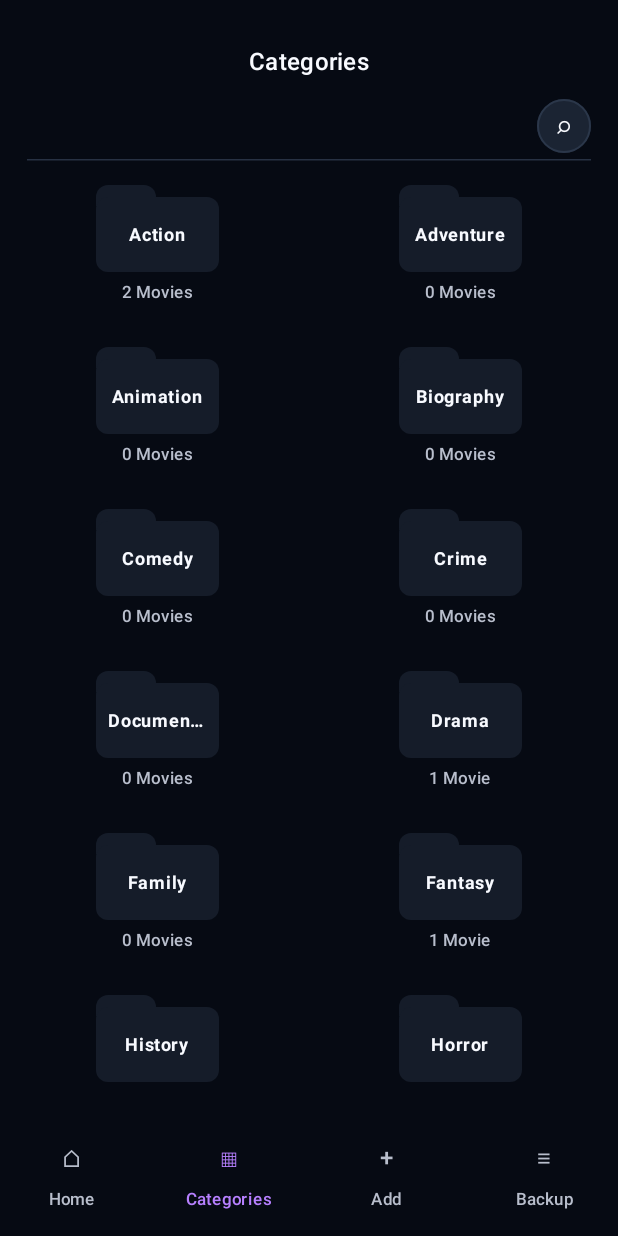
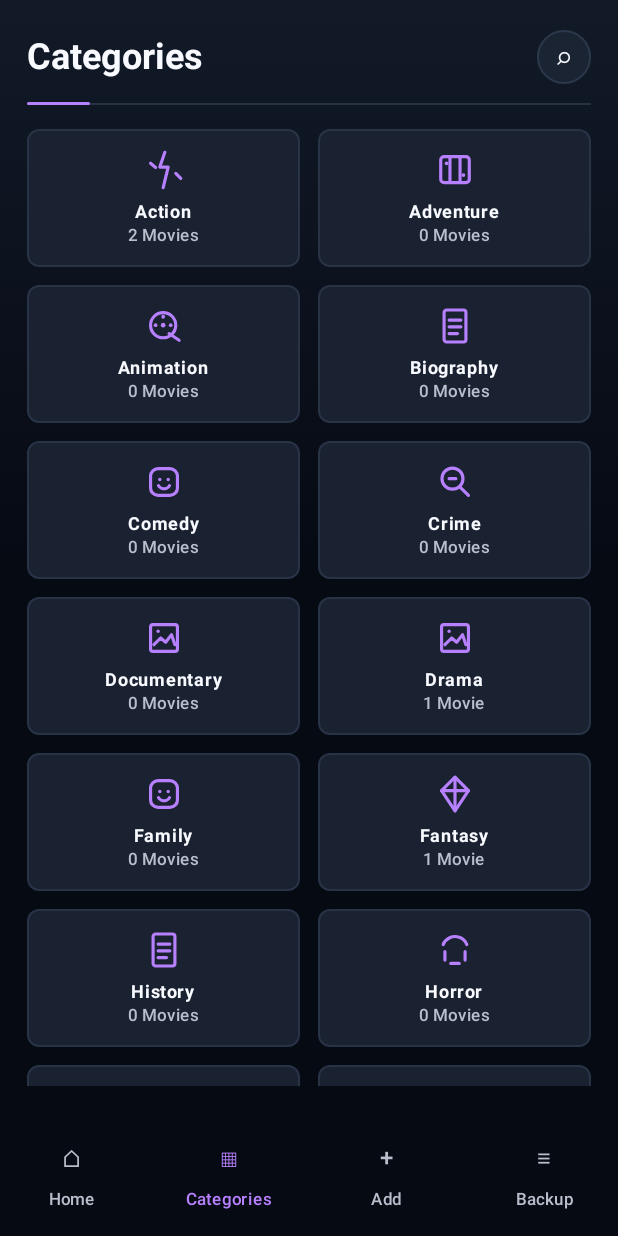
Before and after one commit to Paul1708/MovieMate, an Android app built with Jetpack Compose: the categories screen opened through its navigation route, on a phone screen of 412 x 824 dp. Run offline under Robolectric (Android 15) with nearby library versions, the phone set to English and light mode, and no system bars.

Commit message:
Modernize categories screen UI

```diff
--- a/composeApp/src/main/kotlin/de/fh/erfurt/moviemate/presentation/movies/categories/CategoriesScreen.kt
+++ b/composeApp/src/main/kotlin/de/fh/erfurt/moviemate/presentation/movies/categories/CategoriesScreen.kt
@@ -1,10 +1,12 @@
 package de.fh.erfurt.moviemate.presentation.movies.categories
 
 import androidx.compose.foundation.background
+import androidx.compose.foundation.border
 import androidx.compose.foundation.clickable
 import androidx.compose.foundation.layout.Arrangement
 import androidx.compose.foundation.layout.Box
 import androidx.compose.foundation.layout.Column
+import androidx.compose.foundation.layout.PaddingValues
 import androidx.compose.foundation.layout.Row
 import androidx.compose.foundation.layout.Spacer
 import androidx.compose.foundation.layout.fillMaxSize
@@ -12,6 +14,7 @@ import androidx.compose.foundation.layout.fillMaxWidth
 import androidx.compose.foundation.layout.height
 import androidx.compose.foundation.layout.padding
 import androidx.compose.foundation.layout.size
+import androidx.compose.foundation.layout.width
 import androidx.compose.foundation.lazy.grid.GridCells
 import androidx.compose.foundation.lazy.grid.LazyVerticalGrid
 import androidx.compose.foundation.lazy.grid.items
@@ -27,49 +30,38 @@ import androidx.compose.ui.semantics.semantics
 import androidx.compose.ui.text.font.FontWeight
 import androidx.compose.ui.text.style.TextOverflow
 import androidx.compose.ui.tooling.preview.Preview
-import de.fh.erfurt.moviemate.presentation.theme.MovieMateColors
+import androidx.compose.ui.unit.dp
+import de.fh.erfurt.moviemate.presentation.components.MovieMateScreenBackground
 import de.fh.erfurt.moviemate.presentation.components.ScreenEmptyState
 import de.fh.erfurt.moviemate.presentation.components.ScreenErrorState
-import de.fh.erfurt.moviemate.presentation.components.ScreenHeader
 import de.fh.erfurt.moviemate.presentation.components.ScreenHeaderDefaults
 import de.fh.erfurt.moviemate.presentation.components.ScreenLoadingState
 import de.fh.erfurt.moviemate.presentation.components.SearchField
 import de.fh.erfurt.moviemate.presentation.components.TopBarIconButton
 import de.fh.erfurt.moviemate.presentation.preview.previewCategoriesUiState
+import de.fh.erfurt.moviemate.presentation.theme.MovieMateColors
 import de.fh.erfurt.moviemate.presentation.theme.MovieMateIcons
 import de.fh.erfurt.moviemate.presentation.theme.MovieMateShapes
 import de.fh.erfurt.moviemate.presentation.theme.MovieMateSpacing
 
-/**
- * Sichtbare Oberfläche des Kategorie-Screens.
- *
- * Der Screen zeigt Kategorien als Grid im Stil des Mockups. Er nutzt denselben
- * State/Action-Ansatz wie der Homescreen und ist dadurch später leicht an echte
- * Daten oder Navigation anzuschließen.
- */
 @Composable
 fun CategoriesScreen(
     state: CategoriesUiState,
     onAction: (CategoriesUiAction) -> Unit,
     modifier: Modifier = Modifier
 ) {
+    MovieMateScreenBackground(modifier = modifier) {
         Column(
-        modifier = modifier
+            modifier = Modifier
                 .fillMaxSize()
-            .background(MovieMateColors.ScreenBackground)
                 .padding(
                     horizontal = ScreenHeaderDefaults.HorizontalPadding,
                     vertical = ScreenHeaderDefaults.VerticalPadding
                 ),
             horizontalAlignment = Alignment.CenterHorizontally
         ) {
-        ScreenHeader(
-            title = "Categories",
-            topBar = {
             CategoriesTopBar(
                 onSearchClicked = { onAction(CategoriesUiAction.SearchClicked) }
-                )
-            }
             )
 
             if (state.isSearchVisible) {
@@ -99,20 +91,24 @@ fun CategoriesScreen(
             }
         }
     }
+}
 
-/**
- * Topbar des Kategorie-Screens mit Suchaktion.
- */
 @Composable
 private fun CategoriesTopBar(
     onSearchClicked: () -> Unit
 ) {
+    Column(modifier = Modifier.fillMaxWidth()) {
         Row(
             modifier = Modifier.fillMaxWidth(),
             horizontalArrangement = Arrangement.SpaceBetween,
             verticalAlignment = Alignment.CenterVertically
         ) {
-        Spacer(modifier = Modifier.weight(1f))
+            Text(
+                text = "Categories",
+                style = MaterialTheme.typography.headlineSmall,
+                color = MovieMateColors.PrimaryText,
+                fontWeight = FontWeight.Bold
+            )
 
             TopBarIconButton(
                 text = MovieMateIcons.search,
@@ -120,14 +116,31 @@ private fun CategoriesTopBar(
                 onClick = onSearchClicked
             )
         }
+
+        Box(
+            modifier = Modifier
+                .padding(top = MovieMateSpacing.titleSpacing)
+                .fillMaxWidth()
+                .height(MovieMateSpacing.categoryHeaderIndicatorHeight)
+        ) {
+            Box(
+                modifier = Modifier
+                    .fillMaxWidth()
+                    .height(MovieMateSpacing.categoryHeaderDividerHeight)
+                    .align(Alignment.BottomStart)
+                    .background(MovieMateColors.Divider)
+            )
+            Box(
+                modifier = Modifier
+                    .width(MovieMateSpacing.categoryHeaderIndicatorWidth)
+                    .height(MovieMateSpacing.categoryHeaderIndicatorHeight)
+                    .clip(RoundedCornerShape(MovieMateSpacing.categoryHeaderIndicatorHeight))
+                    .background(MovieMateColors.AccentLight)
+            )
+        }
+    }
 }
 
-/**
- * Grid für die Kategorie-Karten.
- *
- * Zwei Spalten entsprechen dem Mockup und funktionieren gut auf kleinen
- * Smartphone-Bildschirmen.
- */
 @Composable
 private fun CategoriesGrid(
     categories: List<CategoryUiModel>,
@@ -137,10 +150,11 @@ private fun CategoriesGrid(
         columns = GridCells.Fixed(2),
         verticalArrangement = Arrangement.spacedBy(MovieMateSpacing.categoryGridSpacing),
         horizontalArrangement = Arrangement.spacedBy(MovieMateSpacing.categoryGridSpacing),
+        contentPadding = PaddingValues(bottom = 92.dp),
         modifier = Modifier.fillMaxSize()
     ) {
         items(categories, key = { it.type.name }) { category ->
-            CategoryFolderCard(
+            CategoryTile(
                 category = category,
                 onClick = { onCategoryClicked(category) }
             )
@@ -148,78 +162,56 @@ private fun CategoriesGrid(
     }
 }
 
-/**
- * Einzelne Kategorie-Karte im Folder-Stil.
- *
- * Der Aufbau imitiert die schwarzen Ordner aus dem Mockup, bleibt aber komplett
- * in Compose gezeichnet und braucht keine externen Bilddateien.
- */
 @Composable
-private fun CategoryFolderCard(
+private fun CategoryTile(
     category: CategoryUiModel,
     onClick: () -> Unit
 ) {
+    val shape = RoundedCornerShape(MovieMateShapes.folderRadius)
+
     Column(
         modifier = Modifier
             .fillMaxWidth()
+            .height(MovieMateSpacing.categoryTileHeight)
+            .clip(shape)
+            .background(MovieMateColors.CardBackgroundElevated)
+            .border(
+                width = MovieMateSpacing.dividerThickness,
+                color = MovieMateColors.CardBorder,
+                shape = shape
+            )
             .semantics { contentDescription = "Category ${category.label}" }
-            .clickable(onClick = onClick),
-        horizontalAlignment = Alignment.CenterHorizontally
+            .clickable(onClick = onClick)
+            .padding(MovieMateSpacing.categoryTilePadding),
+        horizontalAlignment = Alignment.CenterHorizontally,
+        verticalArrangement = Arrangement.Center
     ) {
-        Box(
-            modifier = Modifier.size(
-                width = MovieMateSpacing.categoryFolderWidth,
-                height = MovieMateSpacing.categoryFolderHeight
+        CategoryGenreIcon(
+            type = category.type,
+            modifier = Modifier.size(MovieMateSpacing.categoryIconSize)
         )
-        ) {
-            Box(
-                modifier = Modifier
-                    .size(
-                        width = MovieMateSpacing.categoryFolderTabWidth,
-                        height = MovieMateSpacing.categoryFolderTabHeight
-                    )
-                    .clip(
-                        RoundedCornerShape(
-                            topStart = MovieMateShapes.folderRadius,
-                            topEnd = MovieMateShapes.folderRadius
-                        )
-                    )
-                    .background(MovieMateColors.FolderBackground)
-            )
-            Box(
-                modifier = Modifier
-                    .padding(top = MovieMateSpacing.categoryFolderTabOffset)
-                    .fillMaxSize()
-                    .clip(RoundedCornerShape(MovieMateShapes.folderRadius))
-                    .background(MovieMateColors.FolderBackground),
-                contentAlignment = Alignment.Center
-            ) {
+
+        Spacer(modifier = Modifier.height(MovieMateSpacing.categoryIconBottomSpacing))
+
         Text(
             text = category.label,
             style = MaterialTheme.typography.labelMedium,
-                    color = MovieMateColors.FolderText,
+            color = MovieMateColors.PrimaryText,
             fontWeight = FontWeight.Bold,
             maxLines = 1,
-                    overflow = TextOverflow.Ellipsis,
-                    modifier = Modifier.padding(horizontal = MovieMateSpacing.categoryFolderLabelPadding)
+            overflow = TextOverflow.Ellipsis
+        )
+
+        Text(
+            text = category.movieCountText ?: "0 Movies",
+            style = MaterialTheme.typography.labelSmall,
+            color = MovieMateColors.SecondaryText,
+            maxLines = 1,
+            overflow = TextOverflow.Ellipsis
         )
     }
 }
 
-        if (category.movieCountText != null) {
-            Text(
-                text = category.movieCountText,
-                style = MaterialTheme.typography.labelSmall,
-                color = MovieMateColors.SecondaryText,
-                modifier = Modifier.padding(top = MovieMateSpacing.categoryCountTopPadding)
-            )
-        }
-    }
-}
-
-/**
- * Preview der Kategorieübersicht mit Beispieldaten.
- */
 @Preview
 @Composable
 private fun CategoriesScreenPreview() {
@@ -229,9 +221,6 @@ private fun CategoriesScreenPreview() {
     )
 }
 
-/**
- * Preview der Kategorieübersicht ohne Treffer.
- */
 @Preview
 @Composable
 private fun CategoriesScreenEmptyPreview() {
--- /dev/null
+++ b/composeApp/src/main/kotlin/de/fh/erfurt/moviemate/presentation/movies/categories/CategoryGenreIcon.kt
@@ -0,0 +1,314 @@
+package de.fh.erfurt.moviemate.presentation.movies.categories
+
+import androidx.compose.foundation.Canvas
+import androidx.compose.runtime.Composable
+import androidx.compose.ui.Modifier
+import androidx.compose.ui.geometry.CornerRadius
+import androidx.compose.ui.geometry.Offset
+import androidx.compose.ui.geometry.Size
+import androidx.compose.ui.graphics.Color
+import androidx.compose.ui.graphics.Path
+import androidx.compose.ui.graphics.StrokeCap
+import androidx.compose.ui.graphics.StrokeJoin
+import androidx.compose.ui.graphics.drawscope.DrawScope
+import androidx.compose.ui.graphics.drawscope.Stroke
+import de.fh.erfurt.moviemate.movies.domain.model.category.CategoryType
+import de.fh.erfurt.moviemate.presentation.theme.MovieMateColors
+
+@Composable
+internal fun CategoryGenreIcon(
+    type: CategoryType,
+    modifier: Modifier = Modifier
+) {
+    Canvas(modifier = modifier) {
+        val color = MovieMateColors.AccentLight
+        val stroke = Stroke(
+            width = size.minDimension * 0.075f,
+            cap = StrokeCap.Round,
+            join = StrokeJoin.Round
+        )
+
+        when (type.categoryIconStyle()) {
+            CategoryIconStyle.Spark -> drawSparkIcon(color = color, stroke = stroke)
+            CategoryIconStyle.Map -> drawMapIcon(color = color, stroke = stroke)
+            CategoryIconStyle.Reel -> drawReelIcon(color = color, stroke = stroke)
+            CategoryIconStyle.Document -> drawDocumentIcon(color = color, stroke = stroke)
+            CategoryIconStyle.Smile -> drawSmileIcon(color = color, stroke = stroke)
+            CategoryIconStyle.Lens -> drawLensIcon(color = color, stroke = stroke)
+            CategoryIconStyle.Frame -> drawFrameIcon(color = color, stroke = stroke)
+            CategoryIconStyle.Crystal -> drawCrystalIcon(color = color, stroke = stroke)
+            CategoryIconStyle.Orbit -> drawOrbitIcon(color = color, stroke = stroke)
+            CategoryIconStyle.Arc -> drawArcIcon(color = color, stroke = stroke)
+            CategoryIconStyle.Grid -> drawGridIcon(color = color, stroke = stroke)
+        }
+    }
+}
+
+private enum class CategoryIconStyle {
+    Spark,
+    Map,
+    Reel,
+    Document,
+    Smile,
+    Lens,
+    Frame,
+    Crystal,
+    Orbit,
+    Arc,
+    Grid
+}
+
+private fun CategoryType.categoryIconStyle(): CategoryIconStyle {
+    return when (this) {
+        CategoryType.ACTION -> CategoryIconStyle.Spark
+        CategoryType.ADVENTURE -> CategoryIconStyle.Map
+        CategoryType.FANTASY -> CategoryIconStyle.Crystal
+        CategoryType.ANIMATION -> CategoryIconStyle.Reel
+        CategoryType.BIOGRAPHY -> CategoryIconStyle.Document
+        CategoryType.COMEDY -> CategoryIconStyle.Smile
+        CategoryType.CRIME -> CategoryIconStyle.Lens
+        CategoryType.DOCUMENTARY -> CategoryIconStyle.Frame
+        CategoryType.DRAMA -> CategoryIconStyle.Frame
+        CategoryType.FAMILY -> CategoryIconStyle.Smile
+        CategoryType.HISTORY -> CategoryIconStyle.Document
+        CategoryType.HORROR -> CategoryIconStyle.Arc
+        CategoryType.MYSTERY -> CategoryIconStyle.Lens
+        CategoryType.ROMANCE -> CategoryIconStyle.Spark
+        CategoryType.SCI_FI -> CategoryIconStyle.Orbit
+        CategoryType.THRILLER -> CategoryIconStyle.Arc
+        CategoryType.WAR -> CategoryIconStyle.Grid
+        CategoryType.WESTERN -> CategoryIconStyle.Map
+        CategoryType.UNKNOWN -> CategoryIconStyle.Grid
+    }
+}
+
+private fun DrawScope.drawSparkIcon(
+    color: Color,
+    stroke: Stroke
+) {
+    val w = size.width
+    val h = size.height
+    val path = Path().apply {
+        moveTo(w * 0.52f, h * 0.08f)
+        lineTo(w * 0.40f, h * 0.43f)
+        lineTo(w * 0.60f, h * 0.43f)
+        lineTo(w * 0.48f, h * 0.92f)
+    }
+    drawPath(path = path, color = color, style = stroke)
+    drawLine(
+        color = color,
+        start = Offset(w * 0.18f, h * 0.34f),
+        end = Offset(w * 0.30f, h * 0.44f),
+        strokeWidth = stroke.width,
+        cap = StrokeCap.Round
+    )
+    drawLine(
+        color = color,
+        start = Offset(w * 0.78f, h * 0.58f),
+        end = Offset(w * 0.90f, h * 0.70f),
+        strokeWidth = stroke.width,
+        cap = StrokeCap.Round
+    )
+}
+
+private fun DrawScope.drawMapIcon(
+    color: Color,
+    stroke: Stroke
+) {
+    val w = size.width
+    val h = size.height
+    drawRoundRect(
+        color = color,
+        topLeft = Offset(w * 0.16f, h * 0.18f),
+        size = Size(w * 0.68f, h * 0.62f),
+        cornerRadius = CornerRadius(w * 0.08f, h * 0.08f),
+        style = stroke
+    )
+    drawLine(color, Offset(w * 0.38f, h * 0.22f), Offset(w * 0.38f, h * 0.76f), stroke.width, StrokeCap.Round)
+    drawLine(color, Offset(w * 0.62f, h * 0.22f), Offset(w * 0.62f, h * 0.76f), stroke.width, StrokeCap.Round)
+    drawCircle(color = color, radius = w * 0.045f, center = Offset(w * 0.30f, h * 0.34f))
+    drawCircle(color = color, radius = w * 0.045f, center = Offset(w * 0.70f, h * 0.62f))
+}
+
+private fun DrawScope.drawReelIcon(
+    color: Color,
+    stroke: Stroke
+) {
+    val w = size.width
+    val h = size.height
+    val center = Offset(w * 0.48f, h * 0.48f)
+    drawCircle(color = color, radius = w * 0.30f, center = center, style = stroke)
+    drawCircle(color = color, radius = w * 0.055f, center = center)
+    drawCircle(color = color, radius = w * 0.045f, center = Offset(w * 0.48f, h * 0.28f))
+    drawCircle(color = color, radius = w * 0.045f, center = Offset(w * 0.30f, h * 0.48f))
+    drawCircle(color = color, radius = w * 0.045f, center = Offset(w * 0.66f, h * 0.48f))
+    drawLine(color, Offset(w * 0.62f, h * 0.68f), Offset(w * 0.86f, h * 0.84f), stroke.width, StrokeCap.Round)
+}
+
+private fun DrawScope.drawDocumentIcon(
+    color: Color,
+    stroke: Stroke
+) {
+    val w = size.width
+    val h = size.height
+    drawRoundRect(
+        color = color,
+        topLeft = Offset(w * 0.24f, h * 0.12f),
+        size = Size(w * 0.52f, h * 0.76f),
+        cornerRadius = CornerRadius(w * 0.06f, h * 0.06f),
+        style = stroke
+    )
+    drawLine(color, Offset(w * 0.36f, h * 0.36f), Offset(w * 0.64f, h * 0.36f), stroke.width, StrokeCap.Round)
+    drawLine(color, Offset(w * 0.36f, h * 0.52f), Offset(w * 0.64f, h * 0.52f), stroke.width, StrokeCap.Round)
+    drawLine(color, Offset(w * 0.36f, h * 0.68f), Offset(w * 0.56f, h * 0.68f), stroke.width, StrokeCap.Round)
+}
+
+private fun DrawScope.drawSmileIcon(
+    color: Color,
+    stroke: Stroke
+) {
+    val w = size.width
+    val h = size.height
+    drawRoundRect(
+        color = color,
+        topLeft = Offset(w * 0.18f, h * 0.18f),
+        size = Size(w * 0.64f, h * 0.64f),
+        cornerRadius = CornerRadius(w * 0.18f, h * 0.18f),
+        style = stroke
+    )
+    drawCircle(color = color, radius = w * 0.04f, center = Offset(w * 0.40f, h * 0.44f))
+    drawCircle(color = color, radius = w * 0.04f, center = Offset(w * 0.60f, h * 0.44f))
+    drawArc(
+        color = color,
+        startAngle = 20f,
+        sweepAngle = 140f,
+        useCenter = false,
+        topLeft = Offset(w * 0.36f, h * 0.44f),
+        size = Size(w * 0.28f, h * 0.22f),
+        style = stroke
+    )
+}
+
+private fun DrawScope.drawLensIcon(
+    color: Color,
+    stroke: Stroke
+) {
+    val w = size.width
+    val h = size.height
+    drawCircle(
+        color = color,
+        radius = w * 0.25f,
+        center = Offset(w * 0.44f, h * 0.42f),
+        style = stroke
+    )
+    drawLine(color, Offset(w * 0.62f, h * 0.62f), Offset(w * 0.82f, h * 0.82f), stroke.width, StrokeCap.Round)
+    drawLine(color, Offset(w * 0.36f, h * 0.42f), Offset(w * 0.52f, h * 0.42f), stroke.width, StrokeCap.Round)
+}
+
+private fun DrawScope.drawFrameIcon(
+    color: Color,
+    stroke: Stroke
+) {
+    val w = size.width
+    val h = size.height
+    drawRoundRect(
+        color = color,
+        topLeft = Offset(w * 0.18f, h * 0.18f),
+        size = Size(w * 0.64f, h * 0.64f),
+        cornerRadius = CornerRadius(w * 0.06f, h * 0.06f),
+        style = stroke
+    )
+    val path = Path().apply {
+        moveTo(w * 0.26f, h * 0.66f)
+        lineTo(w * 0.42f, h * 0.50f)
+        lineTo(w * 0.54f, h * 0.60f)
+        lineTo(w * 0.68f, h * 0.42f)
+        lineTo(w * 0.76f, h * 0.66f)
+    }
+    drawPath(path = path, color = color, style = stroke)
+    drawCircle(color = color, radius = w * 0.04f, center = Offset(w * 0.36f, h * 0.34f))
+}
+
+private fun DrawScope.drawCrystalIcon(
+    color: Color,
+    stroke: Stroke
+) {
+    val w = size.width
+    val h = size.height
+    val path = Path().apply {
+        moveTo(w * 0.50f, h * 0.10f)
+        lineTo(w * 0.82f, h * 0.42f)
+        lineTo(w * 0.50f, h * 0.90f)
+        lineTo(w * 0.18f, h * 0.42f)
+        close()
+    }
+    drawPath(path = path, color = color, style = stroke)
+    drawLine(color, Offset(w * 0.18f, h * 0.42f), Offset(w * 0.82f, h * 0.42f), stroke.width, StrokeCap.Round)
+    drawLine(color, Offset(w * 0.50f, h * 0.10f), Offset(w * 0.50f, h * 0.90f), stroke.width, StrokeCap.Round)
+}
+
+private fun DrawScope.drawOrbitIcon(
+    color: Color,
+    stroke: Stroke
+) {
+    val w = size.width
+    val h = size.height
+    drawCircle(color = color, radius = w * 0.055f, center = Offset(w * 0.50f, h * 0.50f))
+    drawOval(
+        color = color,
+        topLeft = Offset(w * 0.16f, h * 0.36f),
+        size = Size(w * 0.68f, h * 0.28f),
+        style = stroke
+    )
+    drawOval(
+        color = color,
+        topLeft = Offset(w * 0.36f, h * 0.16f),
+        size = Size(w * 0.28f, h * 0.68f),
+        style = stroke
+    )
+    drawLine(color, Offset(w * 0.24f, h * 0.78f), Offset(w * 0.76f, h * 0.22f), stroke.width, StrokeCap.Round)
+}
+
+private fun DrawScope.drawArcIcon(
+    color: Color,
+    stroke: Stroke
+) {
+    val w = size.width
+    val h = size.height
+    drawArc(
+        color = color,
+        startAngle = 200f,
+        sweepAngle = 140f,
+        useCenter = false,
+        topLeft = Offset(w * 0.20f, h * 0.18f),
+        size = Size(w * 0.60f, h * 0.58f),
+        style = stroke
+    )
+    drawLine(color, Offset(w * 0.26f, h * 0.54f), Offset(w * 0.26f, h * 0.74f), stroke.width, StrokeCap.Round)
+    drawLine(color, Offset(w * 0.74f, h * 0.54f), Offset(w * 0.74f, h * 0.74f), stroke.width, StrokeCap.Round)
+    drawLine(color, Offset(w * 0.40f, h * 0.82f), Offset(w * 0.60f, h * 0.82f), stroke.width, StrokeCap.Round)
+}
+
+private fun DrawScope.drawGridIcon(
+    color: Color,
+    stroke: Stroke
+) {
+    val w = size.width
+    val h = size.height
+    val tile = Size(w * 0.22f, h * 0.22f)
+    val radius = CornerRadius(w * 0.04f, h * 0.04f)
+    listOf(
+        Offset(w * 0.22f, h * 0.22f),
+        Offset(w * 0.56f, h * 0.22f),
+        Offset(w * 0.22f, h * 0.56f),
+        Offset(w * 0.56f, h * 0.56f)
+    ).forEach { topLeft ->
+        drawRoundRect(
+            color = color,
+            topLeft = topLeft,
+            size = tile,
+            cornerRadius = radius,
+            style = stroke
+        )
+    }
+}
--- a/composeApp/src/main/kotlin/de/fh/erfurt/moviemate/presentation/theme/MovieMateSpacing.kt
+++ b/composeApp/src/main/kotlin/de/fh/erfurt/moviemate/presentation/theme/MovieMateSpacing.kt
@@ -38,12 +38,12 @@ object MovieMateSpacing {
     val moviePosterWidth = 84.dp
     val moviePosterHeight = 112.dp
 
-    val categoryGridSpacing = 28.dp
-    val categoryFolderWidth = 82.dp
-    val categoryFolderHeight = 58.dp
-    val categoryFolderTabWidth = 40.dp
-    val categoryFolderTabHeight = 14.dp
-    val categoryFolderTabOffset = 8.dp
-    val categoryFolderLabelPadding = 8.dp
-    val categoryCountTopPadding = 6.dp
+    val categoryGridSpacing = 12.dp
+    val categoryTileHeight = 92.dp
+    val categoryTilePadding = 10.dp
+    val categoryIconSize = 28.dp
+    val categoryIconBottomSpacing = 6.dp
+    val categoryHeaderIndicatorWidth = 42.dp
+    val categoryHeaderIndicatorHeight = 2.dp
+    val categoryHeaderDividerHeight = 1.dp
 }
```
Lines whose indentation alone changed are shown as unchanged.
